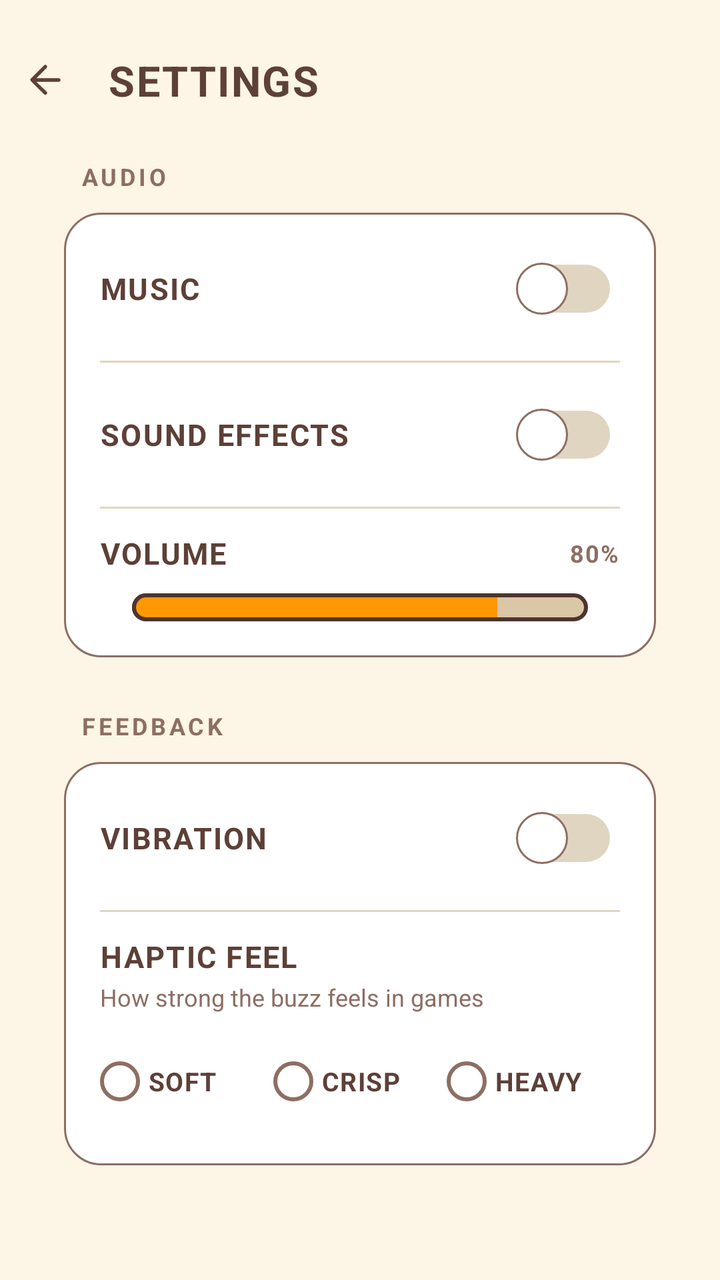
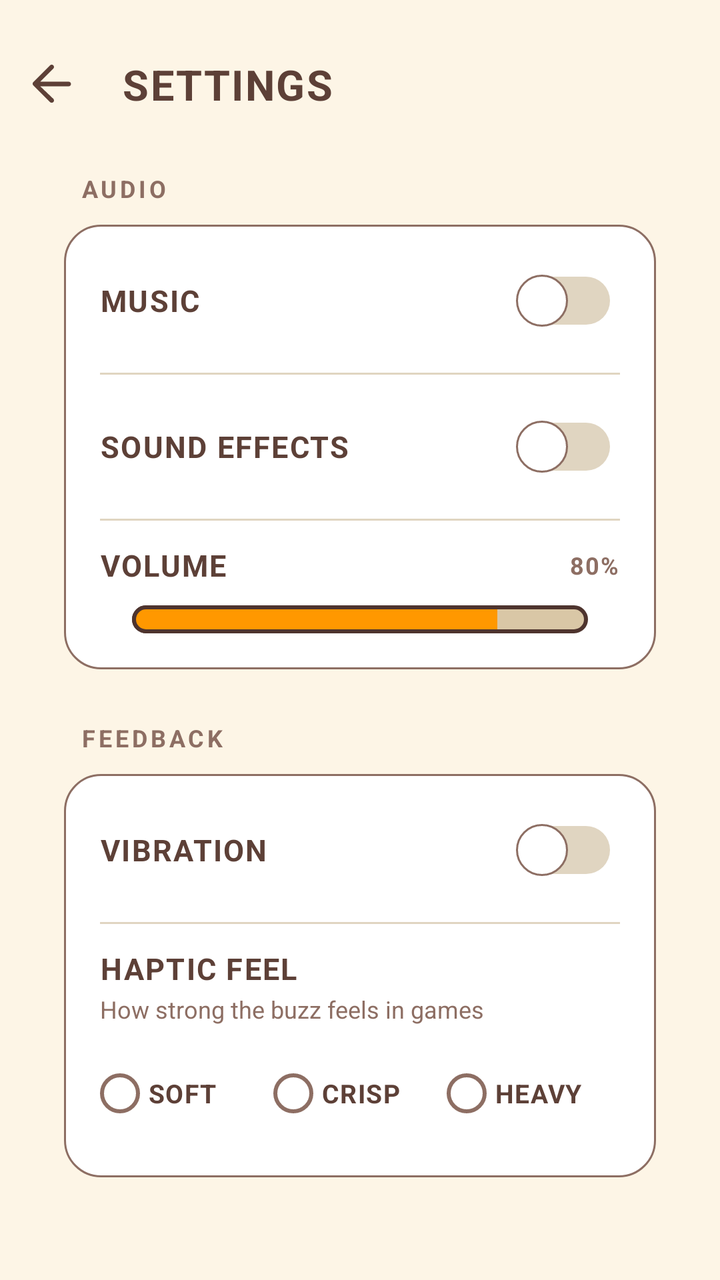

An Android layout rendered at two revisions. The XML below is the earlier revision; the diff shows what the commit changed to produce the second picture.
<!-- AndroidManifest.xml: activity theme Theme.Shell -->
<!-- res/layout/activity_settings.xml -->
﻿<?xml version="1.0" encoding="utf-8"?>
<androidx.constraintlayout.widget.ConstraintLayout xmlns:android="http://schemas.android.com/apk/res/android"
    xmlns:app="http://schemas.android.com/apk/res-auto"
    android:layout_width="match_parent"
    android:layout_height="match_parent"
    android:paddingTop="@dimen/standard_spacing"
    android:paddingBottom="@dimen/screen_margin">

    <ImageButton
        android:id="@+id/btnBack"
        android:layout_width="36dp"
        android:layout_height="36dp"
        android:layout_marginStart="4dp"
        android:layout_marginTop="6dp"
        android:background="?attr/selectableItemBackgroundBorderless"
        android:contentDescription="@string/back"
        android:padding="7dp"
        android:scaleType="fitCenter"
        android:src="@drawable/ic_back_arrow"
        app:layout_constraintStart_toStartOf="parent"
        app:layout_constraintTop_toTopOf="parent" />

    <TextView
        android:id="@+id/screenTitle"
        android:layout_width="0dp"
        android:layout_height="wrap_content"
        android:layout_marginStart="14dp"
        android:letterSpacing="0.04"
        android:maxLines="1"
        android:shadowColor="#33FFFFFF"
        android:shadowDx="0"
        android:shadowDy="3"
        android:shadowRadius="0"
        android:text="@string/settings"
        android:textAllCaps="true"
        android:textColor="@color/studio_on_background"
        android:textSize="21sp"
        android:textStyle="bold"
        app:autoSizeMaxTextSize="21sp"
        app:autoSizeMinTextSize="12sp"
        app:autoSizeStepGranularity="1sp"
        app:autoSizeTextType="uniform"
        app:layout_constraintBottom_toBottomOf="@id/btnBack"
        app:layout_constraintEnd_toEndOf="parent"
        app:layout_constraintStart_toEndOf="@id/btnBack"
        app:layout_constraintTop_toTopOf="@id/btnBack" />

    <androidx.core.widget.NestedScrollView
        android:id="@+id/settingsScroll"
        android:layout_marginStart="@dimen/screen_margin"
        android:layout_marginEnd="@dimen/screen_margin"
        android:layout_width="0dp"
        android:layout_height="0dp"
        android:layout_marginTop="16dp"
        android:clipToPadding="false"
        android:fillViewport="true"
        android:scrollbars="none"
        app:layout_constraintBottom_toBottomOf="parent"
        app:layout_constraintEnd_toEndOf="parent"
        app:layout_constraintStart_toStartOf="parent"
        app:layout_constraintTop_toBottomOf="@id/btnBack">

        <LinearLayout
            android:layout_width="match_parent"
            android:layout_height="wrap_content"
            android:orientation="vertical"
            android:paddingBottom="24dp">

            
            <TextView
                style="@style/SectionLabel"
                android:text="@string/section_audio" />

            <LinearLayout
                android:layout_width="match_parent"
                android:layout_height="wrap_content"
                android:layout_marginBottom="20dp"
                android:background="@drawable/bg_settings_card"
                android:orientation="vertical"
                android:paddingStart="18dp"
                android:paddingTop="14dp"
                android:paddingEnd="18dp"
                android:paddingBottom="18dp">

                <LinearLayout
                    android:layout_width="match_parent"
                    android:layout_height="wrap_content"
                    android:gravity="center_vertical"
                    android:orientation="horizontal">

                    <TextView
                        style="@style/RowLabel"
                        android:layout_width="0dp"
                        android:layout_weight="1"
                        android:text="@string/row_music" />

                    <androidx.appcompat.widget.SwitchCompat
                        android:id="@+id/swMusic"
                        android:layout_width="wrap_content"
                        android:layout_height="wrap_content"
                        android:thumb="@drawable/switch_thumb"
                        app:track="@drawable/switch_track" />
                </LinearLayout>

                <View
                    android:layout_width="match_parent"
                    android:layout_height="1dp"
                    android:layout_marginTop="12dp"
                    android:layout_marginBottom="12dp"
                    android:background="@color/studio_muted" />

                <LinearLayout
                    android:layout_width="match_parent"
                    android:layout_height="wrap_content"
                    android:gravity="center_vertical"
                    android:orientation="horizontal">

                    <TextView
                        style="@style/RowLabel"
                        android:layout_width="0dp"
                        android:layout_weight="1"
                        android:text="@string/row_sfx" />

                    <androidx.appcompat.widget.SwitchCompat
                        android:id="@+id/swSound"
                        android:layout_width="wrap_content"
                        android:layout_height="wrap_content"
                        android:thumb="@drawable/switch_thumb"
                        app:track="@drawable/switch_track" />
                </LinearLayout>

                <View
                    android:layout_width="match_parent"
                    android:layout_height="1dp"
                    android:layout_marginTop="12dp"
                    android:layout_marginBottom="12dp"
                    android:background="@color/studio_muted" />

                <LinearLayout
                    android:layout_width="match_parent"
                    android:layout_height="wrap_content"
                    android:gravity="center_vertical"
                    android:orientation="horizontal">

                    <TextView
                        style="@style/RowLabel"
                        android:layout_width="0dp"
                        android:layout_weight="1"
                        android:text="@string/row_volume" />

                    <TextView
                        android:id="@+id/volValue"
                        android:layout_width="wrap_content"
                        android:layout_height="wrap_content"
                        android:letterSpacing="0.06"
                        android:text="80%"
                        android:textColor="@color/studio_border"
                        android:textSize="12sp"
                        android:textStyle="bold" />
                </LinearLayout>

                <SeekBar
                    android:id="@+id/seekVolume"
                    android:layout_width="match_parent"
                    android:layout_height="wrap_content"
                    android:layout_marginTop="10dp"
                    android:max="100"
                    android:maxHeight="14dp"
                    android:minHeight="14dp"
                    android:progress="80"
                    android:progressDrawable="@drawable/seek_progress"
                    android:splitTrack="false"
                    android:thumb="@drawable/seek_thumb" />
            </LinearLayout>

            
            <TextView
                style="@style/SectionLabel"
                android:text="@string/section_feedback" />

            <LinearLayout
                android:layout_width="match_parent"
                android:layout_height="wrap_content"
                android:layout_marginBottom="20dp"
                android:background="@drawable/bg_settings_card"
                android:orientation="vertical"
                android:paddingStart="18dp"
                android:paddingTop="14dp"
                android:paddingEnd="18dp"
                android:paddingBottom="18dp">

                <LinearLayout
                    android:layout_width="match_parent"
                    android:layout_height="wrap_content"
                    android:gravity="center_vertical"
                    android:orientation="horizontal">

                    <TextView
                        style="@style/RowLabel"
                        android:layout_width="0dp"
                        android:layout_weight="1"
                        android:text="@string/row_vibration" />

                    <androidx.appcompat.widget.SwitchCompat
                        android:id="@+id/swVibe"
                        android:layout_width="wrap_content"
                        android:layout_height="wrap_content"
                        android:thumb="@drawable/switch_thumb"
                        app:track="@drawable/switch_track" />
                </LinearLayout>

                <View
                    android:layout_width="match_parent"
                    android:layout_height="1dp"
                    android:layout_marginTop="12dp"
                    android:layout_marginBottom="12dp"
                    android:background="@color/studio_muted" />

                <TextView
                    style="@style/RowLabel"
                    android:text="@string/row_haptic_feel" />

                <TextView
                    style="@style/RowHint"
                    android:layout_marginTop="2dp"
                    android:text="@string/row_haptic_feel_hint" />

                <RadioGroup
                    android:id="@+id/hapticGroup"
                    android:layout_width="match_parent"
                    android:layout_height="wrap_content"
                    android:layout_marginTop="10dp"
                    android:orientation="horizontal">

                    <RadioButton
                        android:id="@+id/rbHapticSoft"
                        android:layout_width="0dp"
                        android:layout_height="wrap_content"
                        android:layout_weight="1"
                        android:button="@drawable/radio_shell"
                        android:buttonTint="@color/radio_tint"
                        android:letterSpacing="0.04"
                        android:paddingStart="4dp"
                        android:paddingEnd="4dp"
                        android:text="@string/haptic_soft"
                        android:textAllCaps="true"
                        android:textColor="@color/studio_on_surface"
                        android:textSize="13sp"
                        android:textStyle="bold" />

                    <RadioButton
                        android:id="@+id/rbHapticCrisp"
                        android:layout_width="0dp"
                        android:layout_height="wrap_content"
                        android:layout_weight="1"
                        android:button="@drawable/radio_shell"
                        android:buttonTint="@color/radio_tint"
                        android:letterSpacing="0.04"
                        android:paddingStart="4dp"
                        android:paddingEnd="4dp"
                        android:text="@string/haptic_crisp"
                        android:textAllCaps="true"
                        android:textColor="@color/studio_on_surface"
                        android:textSize="13sp"
                        android:textStyle="bold" />

                    <RadioButton
                        android:id="@+id/rbHapticHeavy"
                        android:layout_width="0dp"
                        android:layout_height="wrap_content"
                        android:layout_weight="1"
                        android:button="@drawable/radio_shell"
                        android:buttonTint="@color/radio_tint"
                        android:letterSpacing="0.04"
                        android:paddingStart="4dp"
                        android:paddingEnd="4dp"
                        android:text="@string/haptic_heavy"
                        android:textAllCaps="true"
                        android:textColor="@color/studio_on_surface"
                        android:textSize="13sp"
                        android:textStyle="bold" />
                </RadioGroup>
            </LinearLayout>

            
            <TextView
                style="@style/SectionLabel"
                android:text="@string/section_notifications" />

            <LinearLayout
                android:layout_width="match_parent"
                android:layout_height="wrap_content"
                android:layout_marginBottom="20dp"
                android:background="@drawable/bg_settings_card"
                android:orientation="vertical"
                android:paddingStart="18dp"
                android:paddingTop="14dp"
                android:paddingEnd="18dp"
                android:paddingBottom="18dp">

                <LinearLayout
                    android:layout_width="match_parent"
                    android:layout_height="wrap_content"
                    android:gravity="center_vertical"
                    android:orientation="horizontal">

                    <LinearLayout
                        android:layout_width="0dp"
                        android:layout_height="wrap_content"
                        android:layout_weight="1"
                        android:orientation="vertical">

                        <TextView
                            style="@style/RowLabel"
                            android:text="@string/row_reminders" />

                        <TextView
                            style="@style/RowHint"
                            android:layout_marginTop="2dp"
                            android:text="@string/row_reminders_hint" />
                    </LinearLayout>

                    <androidx.appcompat.widget.SwitchCompat
                        android:id="@+id/swReminders"
                        android:layout_width="wrap_content"
                        android:layout_height="wrap_content"
                        android:thumb="@drawable/switch_thumb"
                        app:track="@drawable/switch_track" />
                </LinearLayout>

                <View
                    android:layout_width="match_parent"
                    android:layout_height="1dp"
                    android:layout_marginTop="12dp"
                    android:layout_marginBottom="12dp"
                    android:background="@color/studio_muted" />

                <TextView
                    style="@style/RowLabel"
                    android:text="@string/row_reminder_time" />

                <RadioGroup
                    android:id="@+id/slotGroup"
                    android:layout_width="match_parent"
                    android:layout_height="wrap_content"
                    android:layout_marginTop="10dp"
                    android:orientation="horizontal">

                    <RadioButton
                        android:id="@+id/rbSlotMorning"
                        android:layout_width="0dp"
                        android:layout_height="wrap_content"
                        android:layout_weight="1"
                        android:button="@drawable/radio_shell"
                        android:buttonTint="@color/radio_tint"
                        android:letterSpacing="0.04"
                        android:paddingStart="4dp"
                        android:paddingEnd="4dp"
                        android:text="@string/slot_morning"
                        android:textAllCaps="true"
                        android:textColor="@color/studio_on_surface"
                        android:textSize="13sp"
                        android:textStyle="bold" />

                    <RadioButton
                        android:id="@+id/rbSlotAfternoon"
                        android:layout_width="0dp"
                        android:layout_height="wrap_content"
                        android:layout_weight="1"
                        android:button="@drawable/radio_shell"
                        android:buttonTint="@color/radio_tint"
                        android:letterSpacing="0.04"
                        android:paddingStart="4dp"
                        android:paddingEnd="4dp"
                        android:text="@string/slot_afternoon"
                        android:textAllCaps="true"
                        android:textColor="@color/studio_on_surface"
                        android:textSize="13sp"
                        android:textStyle="bold" />

                    <RadioButton
                        android:id="@+id/rbSlotEvening"
                        android:layout_width="0dp"
                        android:layout_height="wrap_content"
                        android:layout_weight="1"
                        android:button="@drawable/radio_shell"
                        android:buttonTint="@color/radio_tint"
                        android:letterSpacing="0.04"
                        android:paddingStart="4dp"
                        android:paddingEnd="4dp"
                        android:text="@string/slot_evening"
                        android:textAllCaps="true"
                        android:textColor="@color/studio_on_surface"
                        android:textSize="13sp"
                        android:textStyle="bold" />
                </RadioGroup>

                <View
                    android:layout_width="match_parent"
                    android:layout_height="1dp"
                    android:layout_marginTop="12dp"
                    android:layout_marginBottom="12dp"
                    android:background="@color/studio_muted" />

                <TextView
                    android:id="@+id/btnTestNotif"
                    android:layout_width="match_parent"
                    android:layout_height="44dp"
                    android:layout_marginTop="14dp"
                    android:background="@drawable/bg_small_button"
                    android:gravity="center"
                    android:letterSpacing="0.06"
                    android:text="@string/btn_send_test"
                    android:textAllCaps="true"
                    android:textColor="@color/white"
                    android:textSize="13sp"
                    android:textStyle="bold"
                    android:visibility="gone" />
            </LinearLayout>

            
            <TextView
                style="@style/SectionLabel"
                android:text="@string/section_interface" />

            <LinearLayout
                android:layout_width="match_parent"
                android:layout_height="wrap_content"
                android:background="@drawable/bg_settings_card"
                android:orientation="vertical"
                android:paddingStart="18dp"
                android:paddingTop="14dp"
                android:paddingEnd="18dp"
                android:paddingBottom="18dp">

                <TextView
                    style="@style/RowLabel"
                    android:text="@string/row_theme" />

                <TextView
                    style="@style/RowHint"
                    android:layout_marginTop="2dp"
                    android:text="@string/row_theme_hint" />

                <RadioGroup
                    android:id="@+id/themeGroup"
                    android:layout_width="match_parent"
                    android:layout_height="wrap_content"
                    android:layout_marginTop="10dp"
                    android:orientation="horizontal">

                    <RadioButton
                        android:id="@+id/rbThemeLight"
                        android:layout_width="0dp"
                        android:layout_height="wrap_content"
                        android:layout_weight="1"
                        android:button="@drawable/radio_shell"
                        android:buttonTint="@color/radio_tint"
                        android:letterSpacing="0.04"
                        android:paddingStart="4dp"
                        android:paddingEnd="4dp"
                        android:text="@string/theme_light"
                        android:textAllCaps="true"
                        android:textColor="@color/studio_on_surface"
                        android:textSize="13sp"
                        android:textStyle="bold" />

                    <RadioButton
                        android:id="@+id/rbThemeDark"
                        android:layout_width="0dp"
                        android:layout_height="wrap_content"
                        android:layout_weight="1"
                        android:button="@drawable/radio_shell"
                        android:buttonTint="@color/radio_tint"
                        android:letterSpacing="0.04"
                        android:paddingStart="4dp"
                        android:paddingEnd="4dp"
                        android:text="@string/theme_dark"
                        android:textAllCaps="true"
                        android:textColor="@color/studio_on_surface"
                        android:textSize="13sp"
                        android:textStyle="bold" />
                </RadioGroup>

                <View
                    android:layout_width="match_parent"
                    android:layout_height="1dp"
                    android:layout_marginTop="12dp"
                    android:layout_marginBottom="12dp"
                    android:background="@color/studio_muted" />

                <LinearLayout
                    android:layout_width="match_parent"
                    android:layout_height="wrap_content"
                    android:gravity="center_vertical"
                    android:orientation="horizontal">

                    <LinearLayout
                        android:layout_width="0dp"
                        android:layout_height="wrap_content"
                        android:layout_weight="1"
                        android:orientation="vertical">

                        <TextView
                            style="@style/RowLabel"
                            android:text="@string/row_developer_mode" />

                        <TextView
                            style="@style/RowHint"
                            android:layout_marginTop="2dp"
                            android:text="@string/row_developer_mode_hint" />
                    </LinearLayout>

                    <androidx.appcompat.widget.SwitchCompat
                        android:id="@+id/swDev"
                        android:layout_width="wrap_content"
                        android:layout_height="wrap_content"
                        android:thumb="@drawable/switch_thumb"
                        app:track="@drawable/switch_track" />
                </LinearLayout>
            </LinearLayout>

            <TextView
                android:layout_width="match_parent"
                android:layout_height="wrap_content"
                android:layout_marginTop="4dp"
                android:gravity="center"
                android:text="@string/footer_brand"
                android:textColor="@color/studio_border"
                android:textSize="12sp"
                android:textStyle="bold" />
        </LinearLayout>
    </androidx.core.widget.NestedScrollView>
</androidx.constraintlayout.widget.ConstraintLayout>
<!-- resources referenced by this layout -->
<resources>
  <color name="studio_border">#8D6E63</color>
  <color name="studio_muted">#E0D5C1</color>
  <color name="studio_on_background">#5D4037</color>
  <color name="studio_on_surface">#5D4037</color>
  <color name="white">#FFFFFFFF</color>
  <dimen name="screen_margin">32dp</dimen>
  <dimen name="standard_spacing">16dp</dimen>
  <!-- drawable bg_settings_card (drawable) -->
  <?xml version="1.0" encoding="utf-8"?>
  
  <shape xmlns:android="http://schemas.android.com/apk/res/android"
      android:shape="rectangle">
      <corners android:radius="18dp" />
      <solid android:color="@color/studio_surface" />
      <stroke android:width="1dp" android:color="@color/studio_border" />
  </shape>
  <!-- drawable bg_small_button (drawable) -->
  <?xml version="1.0" encoding="utf-8"?>
  <shape xmlns:android="http://schemas.android.com/apk/res/android"
      android:shape="rectangle">
      <corners android:radius="14dp" />
      <solid android:color="@color/studio_primary" />
  </shape>
  <!-- drawable radio_shell (drawable) -->
  <?xml version="1.0" encoding="utf-8"?>
  
  <selector xmlns:android="http://schemas.android.com/apk/res/android">
      <item android:state_checked="true" android:drawable="@drawable/radio_on" />
      <item android:drawable="@drawable/radio_off" />
  </selector>
  <string name="back">Back</string>
  <string name="btn_send_test">Send test notification</string>
  <string name="footer_brand">Redundant Studios · v1.0</string>
  <string name="haptic_crisp">Crisp</string>
  <string name="haptic_heavy">Heavy</string>
  <string name="haptic_soft">Soft</string>
  <string name="row_developer_mode">Developer mode</string>
  <string name="row_developer_mode_hint">Adds in-game test tools (bot speed test)</string>
  <string name="row_haptic_feel">Haptic feel</string>
  <string name="row_haptic_feel_hint">How strong the buzz feels in games</string>
  <string name="row_music">Music</string>
  <string name="row_reminder_time">Reminder time</string>
  <string name="row_reminders">Reminders</string>
  <string name="row_reminders_hint">A gentle daily nudge, never while you play</string>
  <string name="row_sfx">Sound effects</string>
  <string name="row_theme">Theme</string>
  <string name="row_theme_hint">Applies to the whole shell</string>
  <string name="row_vibration">Vibration</string>
  <string name="row_volume">Volume</string>
  <string name="section_audio">Audio</string>
  <string name="section_feedback">Feedback</string>
  <string name="section_interface">Interface</string>
  <string name="section_notifications">Notifications</string>
  <string name="settings">Settings</string>
  <string name="slot_afternoon">Noon</string>
  <string name="slot_evening">Evening</string>
  <string name="slot_morning">Morning</string>
  <string name="theme_dark">Dark</string>
  <string name="theme_light">Light</string>
  <style name="RowHint">
          <item name="android:layout_width">wrap_content</item>
          <item name="android:layout_height">wrap_content</item>
          <item name="android:textColor">@color/studio_border</item>
          <item name="android:textSize">12sp</item>
      </style>
  <style name="RowLabel">
          <item name="android:layout_width">wrap_content</item>
          <item name="android:layout_height">wrap_content</item>
          <item name="android:textColor">@color/studio_on_surface</item>
          <item name="android:textSize">15sp</item>
          <item name="android:textStyle">bold</item>
          <item name="android:textAllCaps">true</item>
          <item name="android:letterSpacing">0.05</item>
      </style>
  <color name="studio_surface">#FFFFFF</color>
  <color name="studio_primary">#4CAF50</color>
  <color name="studio_border_dark">#4E342E</color>
  <color name="studio_accent">#FF9800</color>
  <color name="studio_ink">#5D4037</color>
  <color name="studio_background">#FDF5E6</color>
  <!-- unchanged entries left out for length: 9 -->
</resources>

<!-- the commit's change to res/layout/activity_settings.xml (unified diff, before → after) -->
@@ -8,13 +8,13 @@
 
     <ImageButton
         android:id="@+id/btnBack"
-        android:layout_width="36dp"
-        android:layout_height="36dp"
-        android:layout_marginStart="4dp"
-        android:layout_marginTop="6dp"
+        android:layout_width="44dp"
+        android:layout_height="44dp"
+        android:layout_marginStart="3dp"
+        android:layout_marginTop="4dp"
         android:background="?attr/selectableItemBackgroundBorderless"
         android:contentDescription="@string/back"
-        android:padding="7dp"
+        android:padding="8dp"
         android:scaleType="fitCenter"
         android:src="@drawable/ic_back_arrow"
         app:layout_constraintStart_toStartOf="parent"
